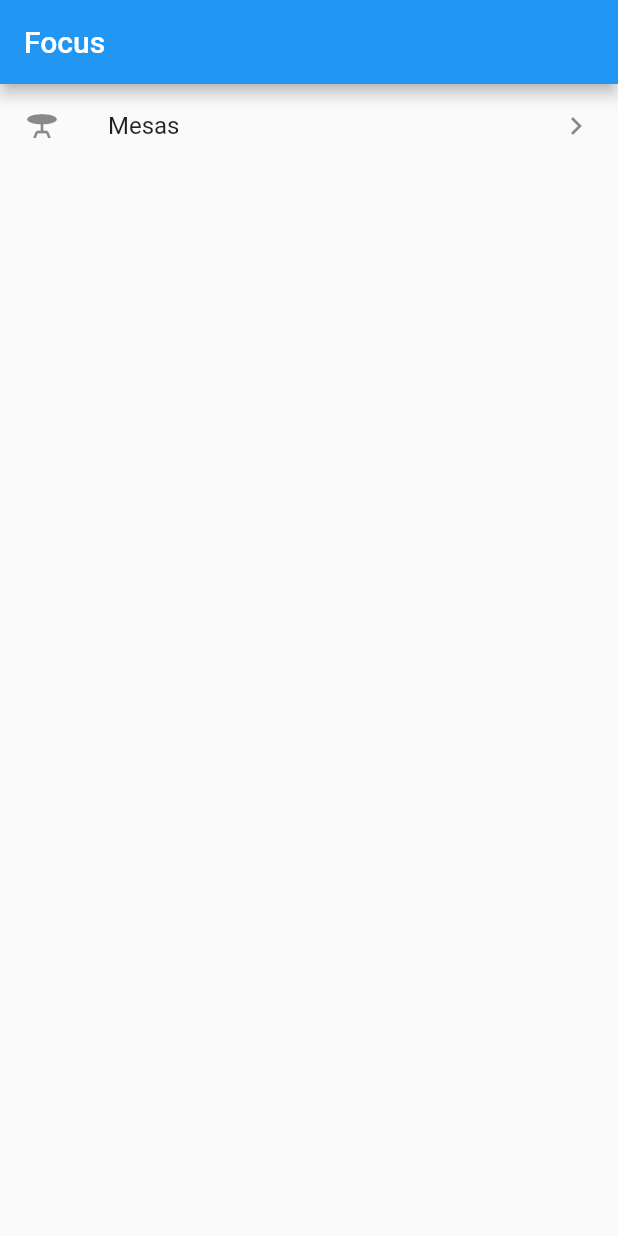
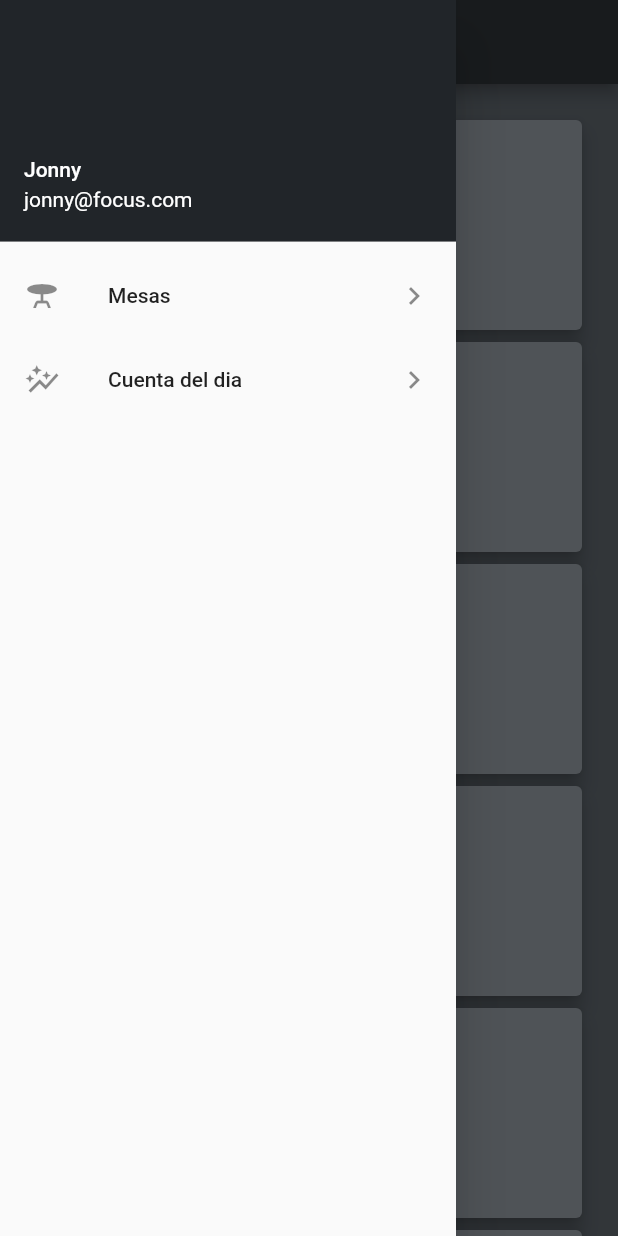
Before and after one commit to andresleonardobg/focusapp, a Flutter app: the screen it shows after launch, with the side drawer open (before the commit the screen has no drawer), on a phone screen of 412 x 824 dp. Run offline on Flutter 3.47's test engine with Material 2 defaults, Android fonts, the phone set to English and light mode, and no system bars.

Commit message:
feat(tables file): :lipstick: card to table

```diff
--- a/lib/main.dart
+++ b/lib/main.dart
@@ -1,5 +1,6 @@
 import 'package:flutter/material.dart';
 import 'package:focus/views/home_focus.dart';
+import 'package:focus/views/table_bill.dart';
 import 'package:focus/views/tables.dart';
 
 void main() {
@@ -12,11 +13,13 @@ class MyApp extends StatelessWidget {
   @override
   Widget build(BuildContext context) {
     return MaterialApp(
+      debugShowCheckedModeBanner: false,
       title: 'Focus',
-      initialRoute: 'home',
+      initialRoute: 'tables',
       routes: {
         'home': (BuildContext context) => HomePage(),
-        'tables': (BuildContext context) => Tables()
+        'tables': (BuildContext context) => Tables(),
+        'billTable': (BuildContext context) => Bill()
       },
     );
   }
--- a/lib/views/home_focus.dart
+++ b/lib/views/home_focus.dart
@@ -1,4 +1,5 @@
 import 'package:flutter/material.dart';
+import 'package:focus/views/side_menu.dart';
 
 class HomePage extends StatelessWidget {
   const HomePage({super.key});
@@ -6,20 +7,12 @@ class HomePage extends StatelessWidget {
   @override
   Widget build(BuildContext context) {
     return Scaffold(
+      drawer: SideMenu(),
       appBar: AppBar(
         title: Text('Focus'),
       ),
       body: ListView(
-        children: <Widget>[
-          ListTile(
-            onTap: () {
-              Navigator.pushNamed(context, 'tables');
-            },
-            leading: Icon(Icons.table_bar),
-            title: Text('Mesas'),
-            trailing: Icon(Icons.keyboard_arrow_right),
-          )
-        ],
+        children: <Widget>[],
       ),
     );
   }
--- /dev/null
+++ b/lib/views/side_menu.dart
@@ -0,0 +1,35 @@
+// ignore_for_file: prefer_const_constructors
+
+import 'package:flutter/material.dart';
+
+class SideMenu extends StatelessWidget {
+  const SideMenu({super.key});
+
+  @override
+  Widget build(BuildContext context) {
+    return Drawer(
+        child: ListView(
+      children: <Widget>[
+        UserAccountsDrawerHeader(
+          accountName: Text('Jonny'),
+          accountEmail: Text('jonny@focus.com'),
+          decoration: BoxDecoration(color: Color(0xff212529)),
+        ),
+        optionMenu(context, 'Mesas', Icons.table_bar, 'tables'),
+        optionMenu(context, 'Cuenta del dia', Icons.auto_graph_outlined, 'home')
+      ],
+    ));
+  }
+
+  ListTile optionMenu(
+      BuildContext context, String nameOption, IconData icon, String page) {
+    return ListTile(
+      onTap: () {
+        Navigator.pushNamed(context, page);
+      },
+      leading: Icon(icon),
+      title: Text(nameOption),
+      trailing: Icon(Icons.keyboard_arrow_right),
+    );
+  }
+}
--- /dev/null
+++ b/lib/views/table_bill.dart
@@ -0,0 +1,16 @@
+import 'package:flutter/material.dart';
+import 'package:focus/views/side_menu.dart';
+
+class Bill extends StatelessWidget {
+  const Bill({super.key});
+
+  @override
+  Widget build(BuildContext context) {
+    return Scaffold(
+        appBar: AppBar(
+      title: const Text('Cuenta Mesa'),
+      centerTitle: true,
+      backgroundColor: Color(0xff343a40),
+    ));
+  }
+}
--- a/lib/views/tables.dart
+++ b/lib/views/tables.dart
@@ -1,11 +1,50 @@
 import 'package:flutter/material.dart';
+import 'package:focus/views/side_menu.dart';
 
 class Tables extends StatelessWidget {
   @override
   Widget build(BuildContext context) {
     return Scaffold(
-      appBar: AppBar(
-        title: Text('Mesas'),
+        drawer: SideMenu(),
+        appBar: AppBar(
+          title: const Text('Mesas'),
+          centerTitle: true,
+          backgroundColor: Color(0xff343a40),
+        ),
+        body: Container(
+          color: Color(0xff6c757d),
+          child: ListView.builder(
+              padding: EdgeInsets.all(20),
+              itemCount: 10,
+              itemBuilder: (context, index) {
+                return tableCard(context, index);
+              }),
+        ));
+  }
+
+  Card tableCard(BuildContext context, int index) {
+    return Card(
+      color: const Color(0xffadb5bd),
+      elevation: 5,
+      child: Center(
+        child: Container(
+          padding: EdgeInsets.all(20),
+          child: Column(
+            children: <Widget>[
+              Text('Mesa $index'),
+              Text('Total'),
+              SizedBox(height: 20),
+              ElevatedButton(
+                onPressed: () {
+                  Navigator.pushNamed(context, 'billTable');
+                },
+                child: const Text('ver cuenta'),
+                style: ElevatedButton.styleFrom(
+                    backgroundColor: const Color(0xff343a40)),
+              )
+            ],
+          ),
+        ),
       ),
     );
   }
```
Also changed, not shown: lib/views/splash_screen.dart (deleted), pubspec.lock, 1 other file.
